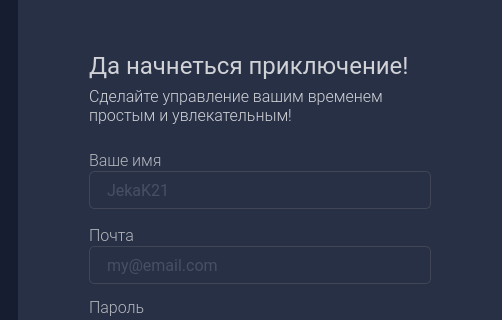
The window that design/register_d.ui (yurii-bel/project_2021) describes before a commit, drawn with Qt 5; both pictures show x 522 to 1024 and y 93 to 413 of the 1024 by 768 pixel window.
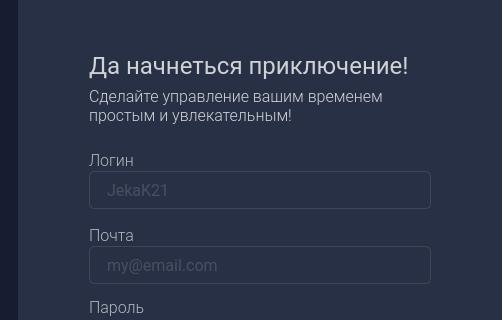
The same window after the commit. Icons and pictures are not drawn.

Diff of the .ui file:
```diff
--- a/design/register_d.ui
+++ b/design/register_d.ui
@@ -399,7 +399,7 @@
      <string notr="true">color: rgb(180, 183, 189);</string>
     </property>
     <property name="text">
-     <string>Ваше имя</string>
+     <string>Логин</string>
     </property>
    </widget>
    <widget class="QCheckBox" name="register_checkbox_agree">
```
